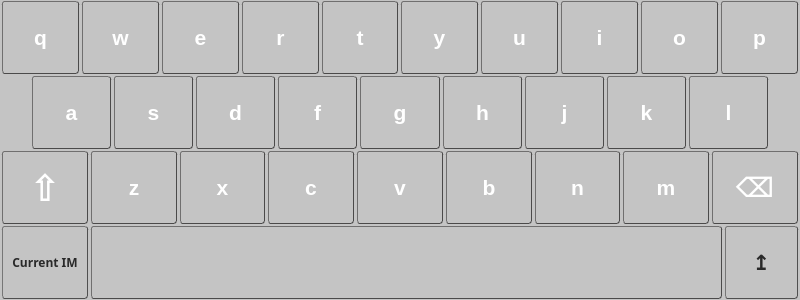
The window that src/QVirtualKeyboard.ui (drradwan/Qin) describes before a commit, drawn with Qt 5.
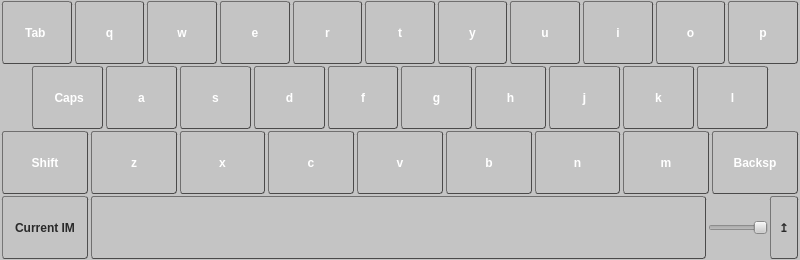
The same window after the commit.

Commit message: Fix minimalistic keyboard UI layout

Diff of the .ui file:
```diff
--- a/src/QVirtualKeyboard.ui
+++ b/src/QVirtualKeyboard.ui
@@ -7,7 +7,7 @@
     <x>0</x>
     <y>0</y>
     <width>800</width>
-    <height>300</height>
+    <height>260</height>
    </rect>
   </property>
   <property name="sizePolicy">
@@ -121,6 +121,35 @@
        <property name="spacing">
         <number>1</number>
        </property>
+       <item>
+        <widget class="QToolButton" name="btnTab">
+         <property name="sizePolicy">
+          <sizepolicy hsizetype="Expanding" vsizetype="Expanding">
+           <horstretch>0</horstretch>
+           <verstretch>0</verstretch>
+          </sizepolicy>
+         </property>
+         <property name="font">
+          <font>
+           <weight>75</weight>
+           <italic>false</italic>
+           <bold>true</bold>
+          </font>
+         </property>
+         <property name="whatsThis">
+          <string>0x01000001</string>
+         </property>
+         <property name="text">
+          <string>  Tab   </string>
+         </property>
+         <property name="checkable">
+          <bool>false</bool>
+         </property>
+         <property name="autoRepeat">
+          <bool>false</bool>
+         </property>
+        </widget>
+       </item>
        <item>
         <widget class="QToolButton" name="btnQ">
          <property name="sizePolicy">
@@ -131,7 +160,6 @@
          </property>
          <property name="font">
           <font>
-           <pointsize>16</pointsize>
            <weight>75</weight>
            <italic>false</italic>
            <bold>true</bold>
@@ -161,7 +189,6 @@
          </property>
          <property name="font">
           <font>
-           <pointsize>16</pointsize>
            <weight>75</weight>
            <italic>false</italic>
            <bold>true</bold>
@@ -191,7 +218,6 @@
          </property>
          <property name="font">
           <font>
-           <pointsize>16</pointsize>
            <weight>75</weight>
            <italic>false</italic>
            <bold>true</bold>
@@ -221,7 +247,6 @@
          </property>
          <property name="font">
           <font>
-           <pointsize>16</pointsize>
            <weight>75</weight>
            <italic>false</italic>
            <bold>true</bold>
@@ -251,7 +276,6 @@
          </property>
          <property name="font">
           <font>
-           <pointsize>16</pointsize>
            <weight>75</weight>
            <italic>false</italic>
            <bold>true</bold>
@@ -281,7 +305,6 @@
          </property>
          <property name="font">
           <font>
-           <pointsize>16</pointsize>
            <weight>75</weight>
            <italic>false</italic>
            <bold>true</bold>
@@ -311,7 +334,6 @@
          </property>
          <property name="font">
           <font>
-           <pointsize>16</pointsize>
            <weight>75</weight>
            <italic>false</italic>
            <bold>true</bold>
@@ -341,7 +363,6 @@
          </property>
          <property name="font">
           <font>
-           <pointsize>16</pointsize>
            <weight>75</weight>
            <italic>false</italic>
            <bold>true</bold>
@@ -371,7 +392,6 @@
          </property>
          <property name="font">
           <font>
-           <pointsize>16</pointsize>
            <weight>75</weight>
            <italic>false</italic>
            <bold>true</bold>
@@ -401,7 +421,6 @@
          </property>
          <property name="font">
           <font>
-           <pointsize>16</pointsize>
            <weight>75</weight>
            <italic>false</italic>
            <bold>true</bold>
@@ -434,6 +453,35 @@
        <property name="rightMargin">
         <number>30</number>
        </property>
+       <item>
+        <widget class="QToolButton" name="btnCaps">
+         <property name="sizePolicy">
+          <sizepolicy hsizetype="Expanding" vsizetype="Expanding">
+           <horstretch>0</horstretch>
+           <verstretch>0</verstretch>
+          </sizepolicy>
+         </property>
+         <property name="font">
+          <font>
+           <weight>75</weight>
+           <italic>false</italic>
+           <bold>true</bold>
+          </font>
+         </property>
+         <property name="whatsThis">
+          <string>0x01000024</string>
+         </property>
+         <property name="text">
+          <string>    Caps   </string>
+         </property>
+         <property name="checkable">
+          <bool>false</bool>
+         </property>
+         <property name="autoRepeat">
+          <bool>false</bool>
+         </property>
+        </widget>
+       </item>
        <item>
         <widget class="QToolButton" name="btnA">
          <property name="sizePolicy">
@@ -444,7 +492,6 @@
          </property>
          <property name="font">
           <font>
-           <pointsize>16</pointsize>
            <weight>75</weight>
            <italic>false</italic>
            <bold>true</bold>
@@ -474,7 +521,6 @@
          </property>
          <property name="font">
           <font>
-           <pointsize>16</pointsize>
            <weight>75</weight>
            <italic>false</italic>
            <bold>true</bold>
@@ -504,7 +550,6 @@
          </property>
          <property name="font">
           <font>
-           <pointsize>16</pointsize>
            <weight>75</weight>
            <italic>false</italic>
            <bold>true</bold>
@@ -534,7 +579,6 @@
          </property>
          <property name="font">
           <font>
-           <pointsize>16</pointsize>
            <weight>75</weight>
            <italic>false</italic>
            <bold>true</bold>
@@ -564,7 +608,6 @@
          </property>
          <property name="font">
           <font>
-           <pointsize>16</pointsize>
            <weight>75</weight>
            <italic>false</italic>
            <bold>true</bold>
@@ -594,7 +637,6 @@
          </property>
          <property name="font">
           <font>
-           <pointsize>16</pointsize>
            <weight>75</weight>
            <italic>false</italic>
            <bold>true</bold>
@@ -624,7 +666,7 @@
          </property>
          <property name="font">
           <font>
-           <pointsize>16</pointsize>
+           <pointsize>10</pointsize>
            <weight>75</weight>
            <italic>false</italic>
            <bold>true</bold>
@@ -654,7 +696,6 @@
          </property>
          <property name="font">
           <font>
-           <pointsize>16</pointsize>
            <weight>75</weight>
            <italic>false</italic>
            <bold>true</bold>
@@ -684,7 +725,6 @@
          </property>
          <property name="font">
           <font>
-           <pointsize>16</pointsize>
            <weight>75</weight>
            <italic>false</italic>
            <bold>true</bold>
@@ -721,7 +761,6 @@
          </property>
          <property name="font">
           <font>
-           <pointsize>28</pointsize>
            <weight>75</weight>
            <italic>false</italic>
            <bold>true</bold>
@@ -731,7 +770,7 @@
           <string>0x01000020</string>
          </property>
          <property name="text">
-          <string>⇧</string>
+          <string>     Shift     </string>
          </property>
          <property name="checkable">
           <bool>true</bool>
@@ -751,7 +790,6 @@
          </property>
          <property name="font">
           <font>
-           <pointsize>16</pointsize>
            <weight>75</weight>
            <italic>false</italic>
            <bold>true</bold>
@@ -781,7 +819,6 @@
          </property>
          <property name="font">
           <font>
-           <pointsize>16</pointsize>
            <weight>75</weight>
            <italic>false</italic>
            <bold>true</bold>
@@ -811,7 +848,6 @@
          </property>
          <property name="font">
           <font>
-           <pointsize>16</pointsize>
            <weight>75</weight>
            <italic>false</italic>
            <bold>true</bold>
@@ -841,7 +877,6 @@
          </property>
          <property name="font">
           <font>
-           <pointsize>16</pointsize>
            <weight>75</weight>
            <italic>false</italic>
            <bold>true</bold>
@@ -871,7 +906,6 @@
          </property>
          <property name="font">
           <font>
-           <pointsize>16</pointsize>
            <weight>75</weight>
            <italic>false</italic>
            <bold>true</bold>
@@ -901,7 +935,6 @@
          </property>
          <property name="font">
           <font>
-           <pointsize>16</pointsize>
            <weight>75</weight>
            <italic>false</italic>
            <bold>true</bold>
@@ -931,7 +964,6 @@
          </property>
          <property name="font">
           <font>
-           <pointsize>16</pointsize>
            <weight>75</weight>
            <italic>false</italic>
            <bold>true</bold>
@@ -952,7 +984,7 @@
         </widget>
        </item>
        <item>
-        <widget class="QToolButton" name="btnTab">
+        <widget class="QToolButton" name="btnDelete">
          <property name="sizePolicy">
           <sizepolicy hsizetype="Expanding" vsizetype="Expanding">
            <horstretch>0</horstretch>
@@ -961,7 +993,6 @@
          </property>
          <property name="font">
           <font>
-           <pointsize>20</pointsize>
            <weight>75</weight>
            <italic>false</italic>
            <bold>true</bold>
@@ -971,10 +1002,10 @@
           <string>0x01000001</string>
          </property>
          <property name="text">
-          <string>⌫</string>
+          <string>Backsp</string>
          </property>
          <property name="checkable">
-          <bool>false</bool>
+          <bool>true</bool>
          </property>
          <property name="autoRepeat">
           <bool>false</bool>
@@ -999,17 +1030,9 @@
          <property name="minimumSize">
           <size>
            <width>88</width>
-           <height>35</height>
+           <height>25</height>
           </size>
          </property>
-         <property name="font">
-          <font>
-           <family>WenQuanYi Micro Hei</family>
-           <weight>75</weight>
-           <italic>false</italic>
-           <bold>true</bold>
-          </font>
-         </property>
          <property name="text">
           <string>Current IM</string>
          </property>
@@ -1025,7 +1048,6 @@
          </property>
          <property name="font">
           <font>
-           <pointsize>16</pointsize>
            <weight>75</weight>
            <italic>false</italic>
            <bold>true</bold>
@@ -1045,6 +1067,28 @@
          </property>
         </widget>
        </item>
+       <item>
+        <widget class="QSlider" name="opacitySlide">
+         <property name="sizePolicy">
+          <sizepolicy hsizetype="Minimum" vsizetype="Fixed">
+           <horstretch>0</horstretch>
+           <verstretch>0</verstretch>
+          </sizepolicy>
+         </property>
+         <property name="maximumSize">
+          <size>
+           <width>60</width>
+           <height>16777215</height>
+          </size>
+         </property>
+         <property name="orientation">
+          <enum>Qt::Horizontal</enum>
+         </property>
+         <property name="invertedAppearance">
+          <bool>true</bool>
+         </property>
+        </widget>
+       </item>
        <item>
         <widget class="QPushButton" name="btnLoc">
          <property name="sizePolicy">
@@ -1055,18 +1099,10 @@
          </property>
          <property name="minimumSize">
           <size>
-           <width>75</width>
-           <height>35</height>
+           <width>30</width>
+           <height>25</height>
           </size>
          </property>
-         <property name="font">
-          <font>
-           <pointsize>16</pointsize>
-           <weight>75</weight>
-           <italic>false</italic>
-           <bold>true</bold>
-          </font>
-         </property>
          <property name="text">
           <string>↥</string>
          </property>
```
Left out of the diff: 69 changed lines with no effect on the pictures.
